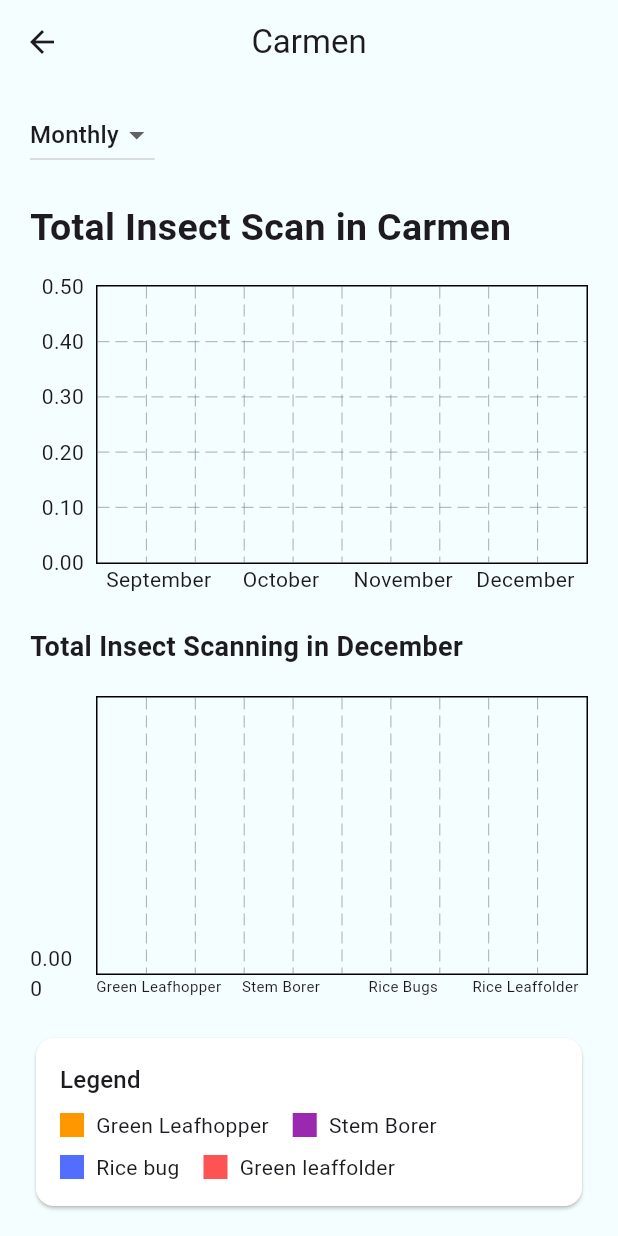
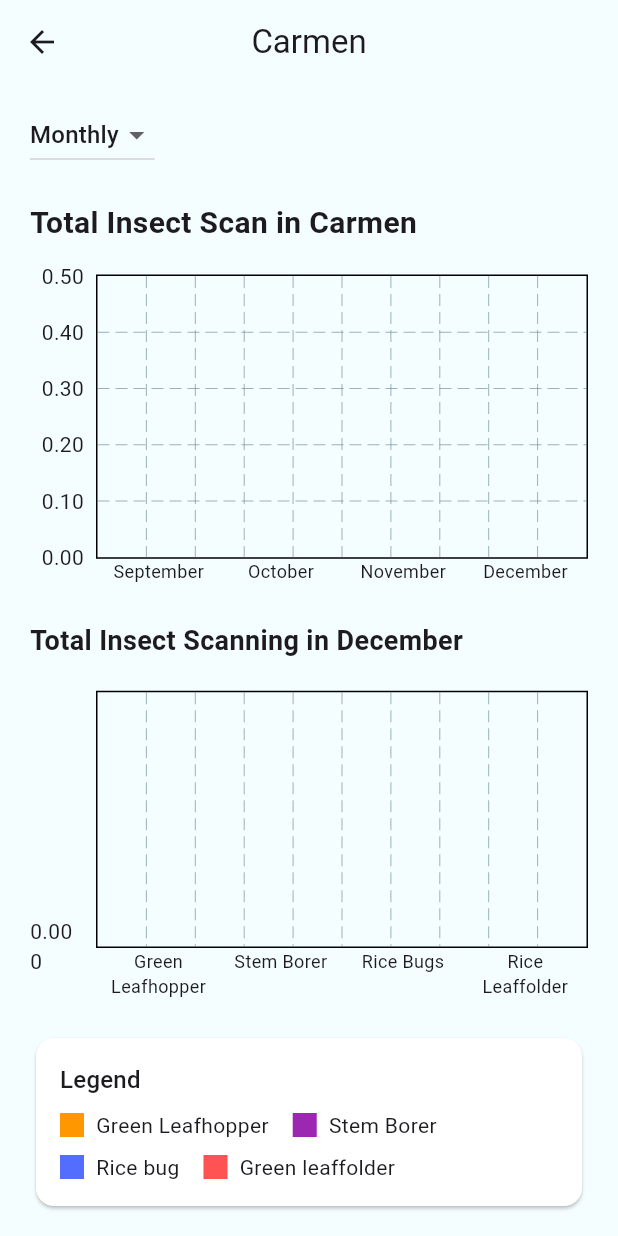
Before and after one commit to karlmacas29/cropsight-capstone-main, a Flutter app: the ReportsTaggingView widget shown alone on an empty page, opened directly, after a tap on "Carmen", on a phone screen of 412 x 824 dp. Run offline on Flutter 3.47's test engine with Material 3 defaults, Android fonts, the phone set to English and light mode, and no system bars; drawn by our look-alikes of fl_chart; our stand-ins replace animated_bottom_navigation_bar, file_picker, fluentui_system_icons, flutter_carousel_widget, image_cropper, image_picker and 3 more; missing offline and left inert: tensorflow_lite_flutter; accounts and stored records are empty.

Commit message:
modified:   lib/views/navigation/reports_tagging.dart 	modified:   lib/views/pages/reports_location.dart

```diff
--- a/lib/views/navigation/reports_tagging.dart
+++ b/lib/views/navigation/reports_tagging.dart
@@ -259,12 +259,13 @@ class _ReportsTaggingViewState extends State<ReportsTaggingView> {
             // Location Cards
             Expanded(
               child: GridView.builder(
+                shrinkWrap: true,
                 physics: const NeverScrollableScrollPhysics(),
                 gridDelegate: const SliverGridDelegateWithFixedCrossAxisCount(
                   crossAxisCount: 2,
                   childAspectRatio: 1.5,
-                  crossAxisSpacing: 10,
-                  mainAxisSpacing: 10,
+                  crossAxisSpacing: 7,
+                  mainAxisSpacing: 7,
                 ),
                 itemCount: locations.length,
                 itemBuilder: (context, index) {
@@ -347,7 +348,10 @@ class _ReportsTaggingViewState extends State<ReportsTaggingView> {
                       .format(DateTime(yearForPreviousMonth, previousMonth)),
                   ' ${DateFormat.MMMM().format(DateTime(currentYear, currentMonth))}',
                 ];
-                return Text(months[value.toInt()]);
+                return Text(
+                  months[value.toInt()],
+                  style: const TextStyle(fontSize: 12),
+                );
               },
             ),
           ),
--- a/lib/views/pages/reports_location.dart
+++ b/lib/views/pages/reports_location.dart
@@ -188,11 +188,12 @@ class _LocationReportScreenState extends State<LocationReportScreen> {
               const SizedBox(height: 20),
               Row(
                 mainAxisAlignment: MainAxisAlignment.start,
+                mainAxisSize: MainAxisSize.min,
                 children: [
                   Text(
                     'Total Insect Scan in ${widget.locationName}',
                     style: const TextStyle(
-                      fontSize: 25,
+                      fontSize: 20,
                       fontWeight: FontWeight.bold,
                     ),
                   ),
@@ -309,7 +310,10 @@ class _LocationReportScreenState extends State<LocationReportScreen> {
                   return DateFormat.MMMM()
                       .format(DateTime(targetYear, targetMonth));
                 });
-                return Text(months[value.toInt()]);
+                return Text(
+                  months[value.toInt()],
+                  style: const TextStyle(fontSize: 12),
+                );
               },
             ),
           ),
@@ -367,7 +371,9 @@ class _LocationReportScreenState extends State<LocationReportScreen> {
             sideTitles: SideTitles(
               showTitles: true,
               getTitlesWidget: (value, meta) {
-                return Text(value.toInt().toString()); // Year labels
+                return Text(
+                  value.toInt().toString(),
+                ); // Year labels
               },
             ),
           ),
@@ -399,14 +405,18 @@ class _LocationReportScreenState extends State<LocationReportScreen> {
           topTitles: AxisTitles(sideTitles: SideTitles(showTitles: false)),
           bottomTitles: AxisTitles(
             sideTitles: SideTitles(
+              reservedSize: 40,
               showTitles: true,
               getTitlesWidget: (value, meta) {
-                return Text(
-                  insectNames[value.toInt()],
-                  maxLines: 2,
-                  textAlign: TextAlign.center,
-                  style: const TextStyle(
-                    fontSize: 10,
+                return Container(
+                  width: 80,
+                  child: Text(
+                    insectNames[value.toInt()],
+                    textAlign: TextAlign.center,
+                    style: const TextStyle(
+                      fontSize: 12,
+                    ),
+                    maxLines: 2,
                   ),
                 );
               },
```
